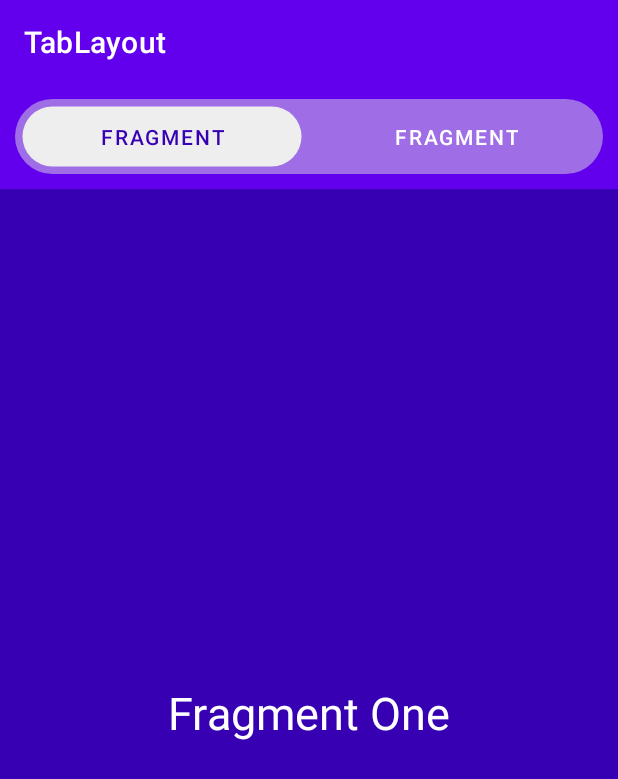
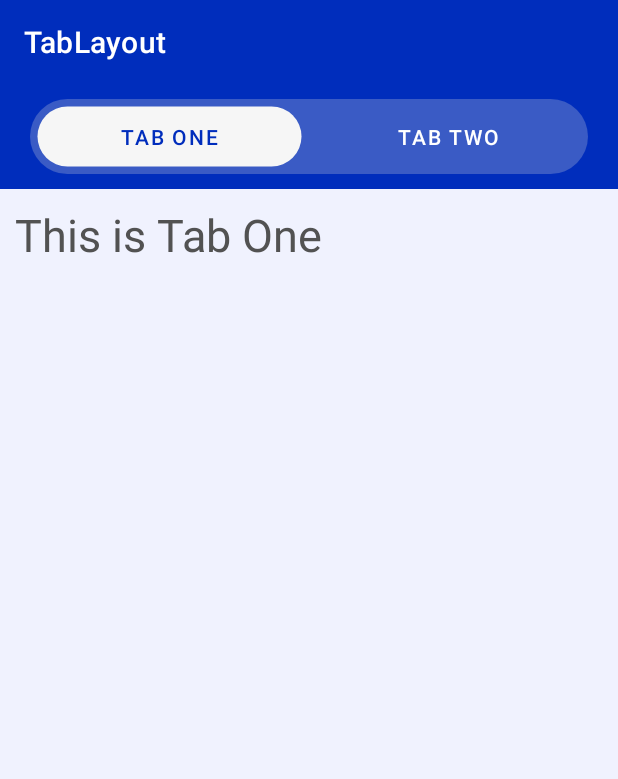
Before and after one commit to TataAdiN/MyXLTabLayoutIndicator, an Android app: the screen it shows after launch (MainActivity), on a phone screen of 412 x 824 dp. Shown: the top 779 px of the screen. Run offline under Robolectric (Android 15) with nearby library versions, the phone set to English and light mode, and no system bars.

Commit message:
update color and layout

```diff
--- a/app/src/main/java/com/tataadin/tablayout/MainActivity.java
+++ b/app/src/main/java/com/tataadin/tablayout/MainActivity.java
@@ -1,11 +1,7 @@
 package com.tataadin.tablayout;
 
-import android.content.res.ColorStateList;
-import android.util.Log;
 import android.view.View;
 import android.widget.FrameLayout;
-import android.widget.Toast;
-import androidx.annotation.NonNull;
 import androidx.appcompat.app.AppCompatActivity;
 import android.os.Bundle;
 import androidx.viewpager2.widget.ViewPager2;
@@ -13,9 +9,10 @@ import com.google.android.material.tabs.TabLayout;
 import com.google.android.material.tabs.TabLayoutMediator;
 
 public class MainActivity extends AppCompatActivity {
-private ViewPager2 viewPager2;
-private TabLayout tabLayout;
-private View indicator;
+    private String[] tabTitle = new String[]{"Tab One", "Tab Two"};
+    private ViewPager2 viewPager2;
+    private TabLayout tabLayout;
+    private View indicator;
     @Override
     protected void onCreate(Bundle savedInstanceState) {
         super.onCreate(savedInstanceState);
@@ -35,7 +32,7 @@ private View indicator;
         getSupportActionBar().setElevation(0);
         viewPager2.setAdapter(new TabFragmentAdapter(this));
         new TabLayoutMediator(tabLayout, viewPager2, (tab, position) ->
-                tab.setText("Fragment")).attach();
+                tab.setText(tabTitle[position])).attach();
         viewPager2.registerOnPageChangeCallback(new ViewPager2.OnPageChangeCallback() {
             @Override
             public void onPageScrolled(int position, float positionOffset, int positionOffsetPixels) {
@@ -60,7 +57,6 @@ private View indicator;
                 indicatorParams.setMarginStart(40);
                 indicator.setLayoutParams(indicatorParams);
                 indicator.setPadding(40, 10,10,10);
-                Log.d("Margin : ", ""+indicator.getPaddingStart());
             }
 
             @Override
--- a/app/src/main/res/drawable/tab_bg.xml
+++ b/app/src/main/res/drawable/tab_bg.xml
@@ -2,5 +2,5 @@
 <shape android:shape="rectangle"
        xmlns:android="http://schemas.android.com/apk/res/android">
     <corners android:radius="25dp"/>
-    <solid android:color="#7EDDDDDD"/>
+    <solid android:color="#43DDDDDD"/>
 </shape>
--- a/app/src/main/res/layout/activity_main.xml
+++ b/app/src/main/res/layout/activity_main.xml
@@ -3,14 +3,18 @@
         xmlns:android="http://schemas.android.com/apk/res/android"
         xmlns:tools="http://schemas.android.com/tools"
         android:layout_width="match_parent"
-        android:layout_height="match_parent" xmlns:app="http://schemas.android.com/apk/res-auto"
+        android:layout_height="match_parent"
+        xmlns:app="http://schemas.android.com/apk/res-auto"
         android:orientation="vertical"
         tools:context=".MainActivity">
         <FrameLayout
                 android:layout_width="match_parent"
                 android:layout_height="wrap_content"
-                android:background="@color/purple_500"
-                android:padding="10dp"
+                android:background="@color/blue_dark"
+                android:paddingTop="10dp"
+                android:paddingBottom="10dp"
+                android:paddingStart="20dp"
+                android:paddingEnd="20dp"
                 android:clipToPadding="true">
 
                 <View
@@ -24,7 +28,7 @@
                         android:layout_height="50dp"
                         android:background="@drawable/tab_bg"
                         app:tabTextColor="@color/white"
-                        app:tabSelectedTextColor="@color/purple_700"
+                        app:tabSelectedTextColor="@color/blue_dark"
                         app:tabIndicatorHeight="0dp"
                         tools:ignore="SpeakableTextPresentCheck"/>
         </FrameLayout>
--- a/app/src/main/res/layout/fragment_one.xml
+++ b/app/src/main/res/layout/fragment_one.xml
@@ -2,14 +2,14 @@
 <RelativeLayout xmlns:android="http://schemas.android.com/apk/res/android"
                 android:layout_width="match_parent"
                 android:layout_height="match_parent"
-                android:background="@color/purple_700">
+                android:background="@color/grey_soft">
 
     <TextView
             android:layout_width="wrap_content"
             android:layout_height="wrap_content"
-            android:layout_centerInParent="true"
             android:textSize="30sp"
-            android:textColor="#ffffff"
-            android:text="Fragment One"/>
+            android:textColor="@color/grey_dark"
+            android:layout_margin="10dp"
+            android:text="This is Tab One"/>
 
 </RelativeLayout>
--- a/app/src/main/res/layout/fragment_two.xml
+++ b/app/src/main/res/layout/fragment_two.xml
@@ -2,14 +2,14 @@
 <RelativeLayout xmlns:android="http://schemas.android.com/apk/res/android"
                 android:layout_width="match_parent"
                 android:layout_height="match_parent"
-                android:background="@color/purple_500">
+                android:background="@color/grey_soft">
 
     <TextView
             android:layout_width="wrap_content"
             android:layout_height="wrap_content"
-            android:layout_centerInParent="true"
             android:textSize="30sp"
-            android:textColor="#ffffff"
-            android:text="Fragment Two"/>
+            android:textColor="@color/grey_dark"
+            android:layout_margin="10dp"
+            android:text="This is Tab Two"/>
 
 </RelativeLayout>
--- a/app/src/main/res/values/colors.xml
+++ b/app/src/main/res/values/colors.xml
@@ -4,7 +4,9 @@
     <color name="purple_500">#FF6200EE</color>
     <color name="purple_700">#FF3700B3</color>
     <color name="teal_200">#FF03DAC5</color>
-    <color name="teal_700">#FF018786</color>
+    <color name="grey_dark">#525252</color>
     <color name="black">#FF000000</color>
     <color name="white">#FFFFFFFF</color>
+    <color name="blue_dark">#002DBC</color>
+    <color name="grey_soft">#F0F2FE</color>
 </resources>
--- a/app/src/main/res/values/themes.xml
+++ b/app/src/main/res/values/themes.xml
@@ -2,12 +2,12 @@
     <!-- Base application theme. -->
     <style name="Theme.TabLayout" parent="Theme.MaterialComponents.DayNight.DarkActionBar">
         <!-- Primary brand color. -->
-        <item name="colorPrimary">@color/purple_500</item>
-        <item name="colorPrimaryVariant">@color/purple_700</item>
+        <item name="colorPrimary">@color/blue_dark</item>
+        <item name="colorPrimaryVariant">@color/blue_dark</item>
         <item name="colorOnPrimary">@color/white</item>
         <!-- Secondary brand color. -->
         <item name="colorSecondary">@color/teal_200</item>
-        <item name="colorSecondaryVariant">@color/teal_700</item>
+        <item name="colorSecondaryVariant">@color/grey_soft</item>
         <item name="colorOnSecondary">@color/black</item>
         <!-- Status bar color. -->
         <item name="android:statusBarColor" tools:targetApi="l">?attr/colorPrimaryVariant</item>
```
